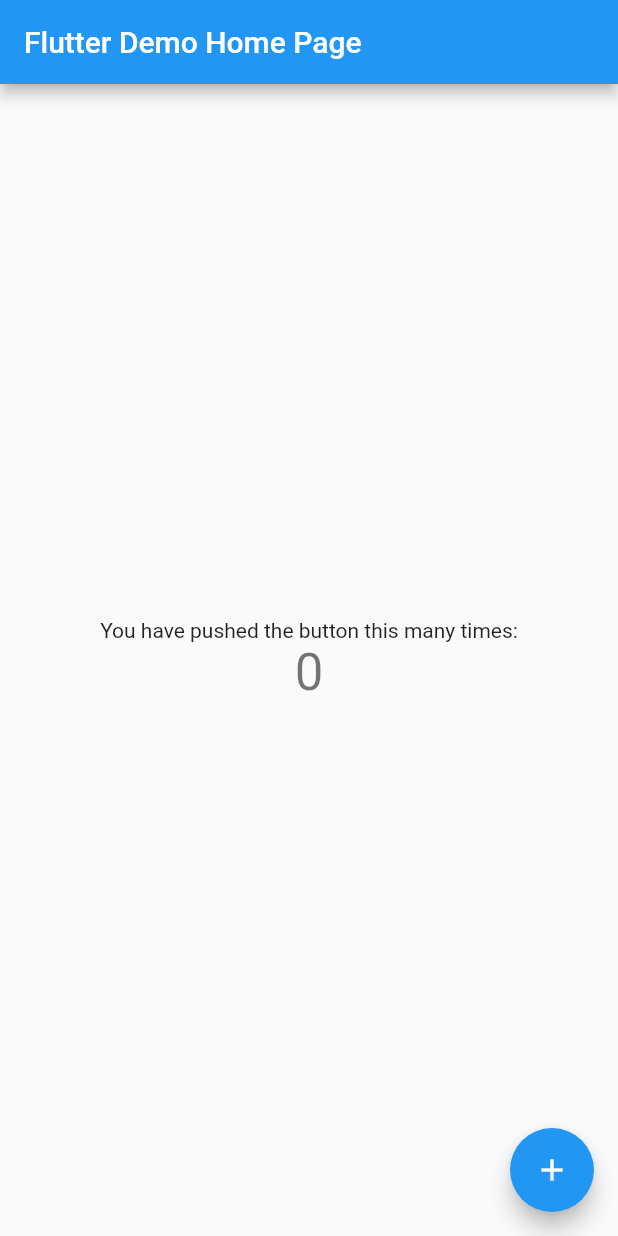
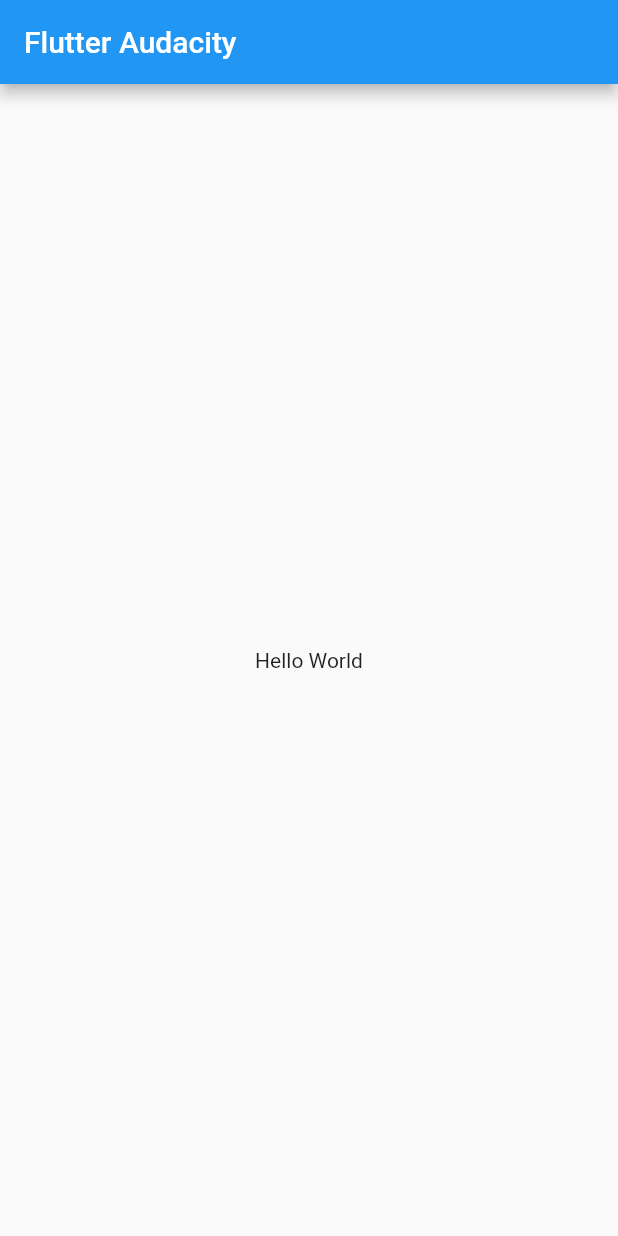
Before and after one commit to sabdar18/flutter_audacity, a Flutter app: the screen it shows after launch, on a phone screen of 412 x 824 dp. Run offline on Flutter 3.47's test engine with Material 2 defaults, Android fonts, the phone set to English and light mode, and no system bars.

Commit message:
starter code replaced

```diff
--- a/lib/main.dart
+++ b/lib/main.dart
@@ -3,38 +3,20 @@ import 'package:flutter/material.dart';
 void main() => runApp(new MyApp());
 
 class MyApp extends StatelessWidget {
-  // This widget is the root of your application.
   @override
   Widget build(BuildContext context) {
     return new MaterialApp(
-      title: 'Flutter Demo',
+      title: 'Flutter Audacity',
       theme: new ThemeData(
-        // This is the theme of your application.
-        //
-        // Try running your application with "flutter run". You'll see the
-        // application has a blue toolbar. Then, without quitting the app, try
-        // changing the primarySwatch below to Colors.green and then invoke
-        // "hot reload" (press "r" in the console where you ran "flutter run",
-        // or press Run > Flutter Hot Reload in IntelliJ). Notice that the
-        // counter didn't reset back to zero; the application is not restarted.
         primarySwatch: Colors.blue,
       ),
-      home: new MyHomePage(title: 'Flutter Demo Home Page'),
+      home: new MyHomePage(title: 'Flutter Audacity'),
     );
   }
 }
 
 class MyHomePage extends StatefulWidget {
   MyHomePage({Key key, this.title}) : super(key: key);
-
-  // This widget is the home page of your application. It is stateful, meaning
-  // that it has a State object (defined below) that contains fields that affect
-  // how it looks.
-
-  // This class is the configuration for the state. It holds the values (in this
-  // case the title) provided by the parent (in this case the App widget) and
-  // used by the build method of the State. Fields in a Widget subclass are
-  // always marked "final".
 
   final String title;
 
@@ -43,67 +25,25 @@ class MyHomePage extends StatefulWidget {
 }
 
 class _MyHomePageState extends State<MyHomePage> {
-  int _counter = 0;
-
-  void _incrementCounter() {
-    setState(() {
-      // This call to setState tells the Flutter framework that something has
-      // changed in this State, which causes it to rerun the build method below
-      // so that the display can reflect the updated values. If we changed
-      // _counter without calling setState(), then the build method would not be
-      // called again, and so nothing would appear to happen.
-      _counter++;
-    });
-  }
 
   @override
   Widget build(BuildContext context) {
-    // This method is rerun every time setState is called, for instance as done
-    // by the _incrementCounter method above.
-    //
-    // The Flutter framework has been optimized to make rerunning build methods
-    // fast, so that you can just rebuild anything that needs updating rather
-    // than having to individually change instances of widgets.
+
     return new Scaffold(
       appBar: new AppBar(
-        // Here we take the value from the MyHomePage object that was created by
-        // the App.build method, and use it to set our appbar title.
         title: new Text(widget.title),
       ),
       body: new Center(
-        // Center is a layout widget. It takes a single child and positions it
-        // in the middle of the parent.
         child: new Column(
-          // Column is also layout widget. It takes a list of children and
-          // arranges them vertically. By default, it sizes itself to fit its
-          // children horizontally, and tries to be as tall as its parent.
-          //
-          // Invoke "debug paint" (press "p" in the console where you ran
-          // "flutter run", or select "Toggle Debug Paint" from the Flutter tool
-          // window in IntelliJ) to see the wireframe for each widget.
-          //
-          // Column has various properties to control how it sizes itself and
-          // how it positions its children. Here we use mainAxisAlignment to
-          // center the children vertically; the main axis here is the vertical
-          // axis because Columns are vertical (the cross axis would be
-          // horizontal).
           mainAxisAlignment: MainAxisAlignment.center,
           children: <Widget>[
             new Text(
-              'You have pushed the button this many times:',
+              'Hello World',
             ),
-            new Text(
-              '$_counter',
-              style: Theme.of(context).textTheme.display1,
-            ),
+
           ],
         ),
       ),
-      floatingActionButton: new FloatingActionButton(
-        onPressed: _incrementCounter,
-        tooltip: 'Increment',
-        child: new Icon(Icons.add),
-      ), // This trailing comma makes auto-formatting nicer for build methods.
     );
   }
 }
```
